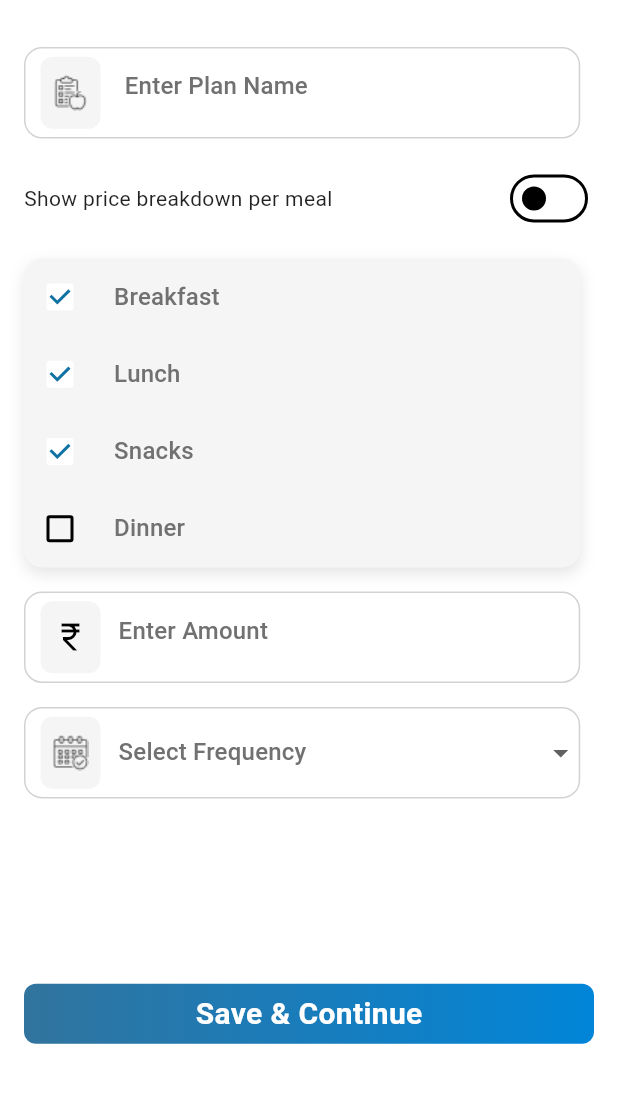
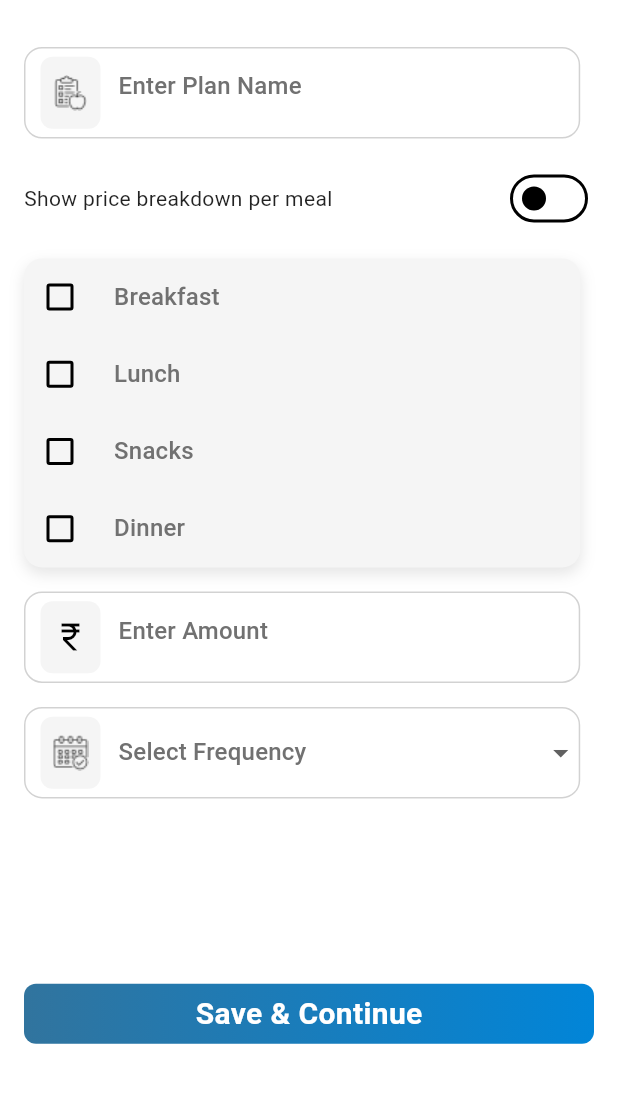
Before and after one commit to rutvikbangar/Food-Management, a Flutter app: the screen it shows after launch, after a tap on "Add Plan", on a phone screen of 412 x 824 dp, the part 61-1164 px from its top. Run offline on Flutter 3.47's test engine with Material 3 defaults, Android fonts, the phone set to English and light mode, and no system bars; our stand-ins replace flutter_mobx, mobx; generated files the repository leaves out were written again.

Commit message:
add plan completed, Meal_store created

```diff
--- a/lib/main.dart
+++ b/lib/main.dart
@@ -1,6 +1,7 @@
 import 'package:flutter/material.dart';
 import 'package:flutter_mobx/flutter_mobx.dart';
 import 'package:food_management/pages/my_plan.dart';
+import 'package:food_management/stores/meal_plan_store.dart';
 import 'package:food_management/stores/theme_store.dart';
 import 'package:food_management/theme/themedata.dart';
 import 'package:provider/provider.dart';
@@ -10,6 +11,7 @@ void main() {
     MultiProvider(
       providers: [
         Provider(create: (_) => ThemeStore()),
+        Provider<MealPlanStore>(create: (_) => MealPlanStore()),
       ],
       child: MyApp(),
     ),
--- a/lib/models/meal_model.dart
+++ b/lib/models/meal_model.dart
@@ -1,21 +1,21 @@
 
-//A basic mealitem present in breakfast,lunch,dinner etc
-class MealItem{
-  final String diet;
-  final String name;
-  MealItem({required this.diet,required this.name});
-
-  factory MealItem.fromJson(Map<String,dynamic> json){
-    return MealItem(diet: json['diet'], name: json['name']);
-  }
-
-  Map<String,dynamic> toJson() {
-    return {
-      'diet': diet,
-      'name': name,
-    };
-  }
-}
+// //A basic mealitem present in breakfast,lunch,dinner etc
+// class MealItem{
+//   final String diet;
+//   final String name;
+//   MealItem({required this.diet,required this.name});
+//
+//   factory MealItem.fromJson(Map<String,dynamic> json){
+//     return MealItem(diet: json['diet'], name: json['name']);
+//   }
+//
+//   Map<String,dynamic> toJson() {
+//     return {
+//       'diet': diet,
+//       'name': name,
+//     };
+//   }
+// }
 
 // Single meal item
 class Meal{
@@ -23,9 +23,9 @@ class Meal{
   final String type;
   final String startTime;
   final String endTime;
-  final List<MealItem>? items;
 
-  Meal({required this.id,required this.type,required this.startTime,required this.endTime, this.items});
+
+  Meal({required this.id,required this.type,required this.startTime,required this.endTime});
 
   factory Meal.fromJson(Map<String,dynamic> json){
     return Meal(
@@ -33,7 +33,6 @@ class Meal{
         type: json['type'],
         startTime: json['startTime'],
         endTime: json['endTime'],
-        items: (json['items'] as List).map((item) => MealItem.fromJson(item)).toList()
     );
   }
   Map<String, dynamic> toJson() {
@@ -42,7 +41,6 @@ class Meal{
       'type': type,
       'startTime': startTime,
       'endTime': endTime,
-      'items': items?.map((item) => item.toJson()).toList(),
     };
   }
 }
--- a/lib/models/plan_model.dart
+++ b/lib/models/plan_model.dart
@@ -1,6 +1,7 @@
-import 'package:food_management/models/meal_model.dart';
 
 // one plan contain different meals
+import 'meal_model.dart';
+
 class Plan{
   final int id;
   final String name;
--- a/lib/pages/add_plan.dart
+++ b/lib/pages/add_plan.dart
@@ -1,13 +1,57 @@
   import 'package:flutter/material.dart';
-import 'package:food_management/stores/theme_store.dart';
-import 'package:food_management/theme/themedata.dart';
+  import 'package:food_management/models/meal_model.dart';
+  import 'package:food_management/models/plan_model.dart';
+  import 'package:food_management/pages/my_plan.dart';
+  import 'package:food_management/services/api_service.dart';
+  import 'package:food_management/widgets/snackbar_widget.dart';
   import 'package:provider/provider.dart';
+  import '../stores/meal_plan_store.dart';
+  import '../stores/theme_store.dart';
+  import '../theme/themedata.dart';
 
+  class AddPlan extends StatefulWidget {
+    @override
+    _AddPlanState createState() => _AddPlanState();
+  }
 
-class AddPlan extends StatelessWidget {
-
+  class _AddPlanState extends State<AddPlan> {
+    final api = ApiLayer();
     final Color borderColor = Color(0xffA6A6A6);
     final Color _textColor = Color(0xff717171);
+    TextEditingController _planController = TextEditingController();
+    TextEditingController _amountController = TextEditingController();
+    FocusNode _planFocusNode = FocusNode();
+    FocusNode _amountFocusNode = FocusNode();
+    List<String> selectedMeals = [];
+    String? _selectedFrequency;
+
+    void _onMealChanged(String meal, bool? isChecked) {
+      setState(() {
+        if (isChecked == true) {
+
+          if (!selectedMeals.contains(meal)) {
+            selectedMeals.add(meal);
+          }
+        } else {
+          selectedMeals.remove(meal);
+        }
+      });
+    }
+
+    void _onFrequencyChanged(String? value) {
+      setState(() {
+        _selectedFrequency = value;
+      });
+  }
+    @override
+    void dispose() {
+
+      _planController.dispose();
+      _amountController.dispose();
+      _planFocusNode.dispose();
+      _amountFocusNode.dispose();
+      super.dispose();
+    }
 
     @override
     Widget build(BuildContext context) {
@@ -15,11 +59,12 @@ class AddPlan extends StatelessWidget {
       final theme = Theme.of(context);
       final height = MediaQuery.of(context).size.height;
       final width = MediaQuery.of(context).size.width;
+
       return Scaffold(
         backgroundColor: theme.primaryColor,
         appBar: AppBar(
           title: Text('Add Plan'),
-        backgroundColor: theme.primaryColor ,
+          backgroundColor: theme.primaryColor,
         ),
         body: SingleChildScrollView(
           child: Padding(
@@ -27,11 +72,12 @@ class AddPlan extends StatelessWidget {
             child: Column(
               crossAxisAlignment: CrossAxisAlignment.start,
               children: [
+
                 Container(
                   alignment: Alignment.center,
                   padding: EdgeInsets.only(left: 10),
-                width: width*0.90,
-                height: height*0.074,
+                  width: width * 0.90,
+                  height: height * 0.074,
                   decoration: BoxDecoration(
                     border: Border.all(
                       color: borderColor.withOpacity(0.5),
@@ -39,11 +85,12 @@ class AddPlan extends StatelessWidget {
                     ),
                     borderRadius: BorderRadius.circular(12),
                   ),
-
                   child: TextField(
+                    controller: _planController,
+                    focusNode: _planFocusNode,
                     decoration: InputDecoration(
-                  hintText: ' Enter Plan Name',
-                  hintStyle: theme.textTheme.titleMedium?.copyWith(color:_textColor ),
+                      hintText: 'Enter Plan Name',
+                      hintStyle: theme.textTheme.titleMedium?.copyWith(color: _textColor),
                       prefixIcon: Padding(
                         padding: const EdgeInsets.only(right: 8.0),
                         child: Container(
@@ -59,34 +106,30 @@ class AddPlan extends StatelessWidget {
                       ),
                       border: InputBorder.none,
                     ),
-              )
-
+                  ),
                 ),
                 SizedBox(height: 16),
                 Row(
                   mainAxisAlignment: MainAxisAlignment.spaceBetween,
                   children: [
-                  Text('Show price breakdown per meal',style: TextStyle(fontSize: 14,fontWeight: FontWeight.w400),),
-                  Switch(value: false, onChanged: (bool value){
-                    value = !value;
-                  })
+                    Text('Show price breakdown per meal', style: TextStyle(fontSize: 14, fontWeight: FontWeight.w400)),
+                    Switch(value: false, onChanged: (bool value) { value = !value; })
                   ],
                 ),
                 SizedBox(height: 16),
-
                 Container(
-                height: height*0.25,
-                width: width*0.90,
+                  height: height * 0.25,
+                  width: width * 0.90,
                   decoration: BoxDecoration(
-                    color: themeStore.isDarkMode? darkBluish : greyColor,
+                    color: themeStore.isDarkMode ? darkBluish : greyColor,
                     boxShadow: [
                       BoxShadow(
-                        color: themeStore.isDarkMode?Colors.white.withOpacity(0.1): Colors.black.withOpacity(0.1),
+                        color: themeStore.isDarkMode ? Colors.white.withOpacity(0.1) : Colors.black.withOpacity(0.1),
                         offset: Offset(0, 4),
                         blurRadius: 8,
                       ),
                     ],
-                borderRadius: BorderRadius.circular(12)
+                    borderRadius: BorderRadius.circular(12),
                   ),
                   child: Column(
                     mainAxisAlignment: MainAxisAlignment.spaceAround,
@@ -96,10 +139,14 @@ class AddPlan extends StatelessWidget {
                           Checkbox(
                               checkColor: textColor,
                               activeColor: Colors.white,
-                            value: true, onChanged: (bool? val){}),
-                        SizedBox(width: 12,),
-                        Text("Breakfast",style: theme.textTheme.titleMedium?.copyWith(color:_textColor ),),
+                              value: selectedMeals.contains("Breakfast"),
+                              onChanged: (bool? val) {
+                                _onMealChanged("Breakfast", val);
+                              }
 
+                          ),
+                          SizedBox(width: 12),
+                          Text("Breakfast", style: theme.textTheme.titleMedium?.copyWith(color: _textColor)),
                         ],
                       ),
                       Row(
@@ -107,10 +154,13 @@ class AddPlan extends StatelessWidget {
                           Checkbox(
                               checkColor: textColor,
                               activeColor: Colors.white,
-                            value: true, onChanged: (bool? val){}),
-                        SizedBox(width: 12,),
-                        Text("Lunch",style: theme.textTheme.titleMedium?.copyWith(color:_textColor ),),
-
+                              value: selectedMeals.contains("Lunch"),
+                              onChanged: (bool? val) {
+                                _onMealChanged("Lunch", val);
+                              }
+                          ),
+                          SizedBox(width: 12),
+                          Text("Lunch", style: theme.textTheme.titleMedium?.copyWith(color: _textColor)),
                         ],
                       ),
                       Row(
@@ -118,11 +168,13 @@ class AddPlan extends StatelessWidget {
                           Checkbox(
                               checkColor: textColor,
                               activeColor: Colors.white,
-
-                            value: true, onChanged: (bool? val){}),
-                        SizedBox(width: 12,),
-                        Text("Snacks",style: theme.textTheme.titleMedium?.copyWith(color:_textColor ),),
-
+                              value: selectedMeals.contains("Snacks"),
+                              onChanged: (bool? val) {
+                                _onMealChanged("Snacks", val);
+                              }
+                          ),
+                          SizedBox(width: 12),
+                          Text("Snacks", style: theme.textTheme.titleMedium?.copyWith(color: _textColor)),
                         ],
                       ),
                       Row(
@@ -130,35 +182,39 @@ class AddPlan extends StatelessWidget {
                           Checkbox(
                               checkColor: textColor,
                               activeColor: Colors.white,
-                            value: false, onChanged: (bool? val){}),
-                        SizedBox(width: 12,),
-                        Text("Dinner",style: theme.textTheme.titleMedium?.copyWith(color:_textColor ),),
-
+                              value: selectedMeals.contains("Dinner"),
+                              onChanged: (bool? val) {
+                                _onMealChanged("Dinner", val);
+                              }
+                          ),
+                          SizedBox(width: 12),
+                          Text("Dinner", style: theme.textTheme.titleMedium?.copyWith(color: _textColor)),
                         ],
                       ),
                     ],
                   ),
                 ),
                 SizedBox(height: 16),
+
                 Container(
                   alignment: Alignment.center,
                   padding: EdgeInsets.only(left: 10),
-                  width: width*0.90,
-                  height: height*0.074,
+                  width: width * 0.90,
+                  height: height * 0.074,
                   decoration: BoxDecoration(
-
                     border: Border.all(
                       color: borderColor.withOpacity(0.5),
                       width: 1.0,
                     ),
                     borderRadius: BorderRadius.circular(12),
                   ),
-
                   child: TextField(
+                    controller: _amountController,
+                    focusNode: _amountFocusNode,
                     keyboardType: TextInputType.number,
                     decoration: InputDecoration(
                       hintText: 'Enter Amount',
-                      hintStyle: theme.textTheme.titleMedium?.copyWith(color:_textColor ),
+                      hintStyle: theme.textTheme.titleMedium?.copyWith(color: _textColor),
                       prefixIcon: Padding(
                         padding: const EdgeInsets.only(right: 8.0),
                         child: Container(
@@ -174,9 +230,7 @@ class AddPlan extends StatelessWidget {
                       ),
                       border: InputBorder.none,
                     ),
-                  )
-
-
+                  ),
                 ),
                 SizedBox(height: 16),
                 Container(
@@ -219,27 +273,28 @@ class AddPlan extends StatelessWidget {
                       ),
                     ))
                         .toList(),
-                  onChanged: (String? value) {}, // Empty for now
+                    onChanged: _onFrequencyChanged,
                   ),
                 ),
-
-
-
-              //Spacer(),
-              SizedBox(height: height*0.15,),
-              Container(
+                SizedBox(height: height * 0.15),
+                GestureDetector(
+                  onTap: () async {
+                    if(_selectedFrequency == null )
+                      showSnackbar(context, Colors.red, "Select Frequency");
+                    save(selectedMeals, _planController.text!, _amountController.text!, _selectedFrequency!);
+                  },
+                  child: Container(
                     alignment: Alignment.center,
                     width: double.infinity,
                     height: 40,
                     decoration: BoxDecoration(
-                  gradient: LinearGradient(colors: [
-                    Color(0xff31749E),
-                    Color(0xff0185D8),
-
-                  ]),
-                  borderRadius: BorderRadius.circular(8)
+                        gradient: LinearGradient(colors: [Color(0xff31749E), Color(0xff0185D8)]),
+                        borderRadius: BorderRadius.circular(8)),
+                    child: Text(
+                      "Save & Continue",
+                      style: TextStyle(fontSize: 20, fontWeight: FontWeight.w700, color: Colors.white),
                     ),
-                child: Text("Save & Continue",style: TextStyle(fontSize: 20,fontWeight: FontWeight.w700,color: Colors.white),),
+                  ),
                 ),
               ],
             ),
@@ -247,4 +302,44 @@ class AddPlan extends StatelessWidget {
         ),
       );
     }
+    void save(List<String> selectedMeals, String plan, String amount, String frequency) async {
+      print("Selected Meals: $selectedMeals");
+      print("Plan: $plan");
+      print("Amount: $amount");
+      print("Frequency: $frequency");
+
+      if (selectedMeals.isEmpty || plan.isEmpty || amount.isEmpty || frequency.isEmpty) {
+        showSnackbar(context, Colors.red, "All fields required");
+      } else {
+        int intAmount = 0;
+        try {
+          intAmount = int.parse(amount);
+        } catch (e) {
+          showSnackbar(context, Colors.red, "Invalid amount entered");
+          return;
         }
+        int id = await api.getNextId();
+        Plan newPlan = Plan(
+          id: id,
+          name: plan,
+          frequency: frequency,
+          amount: intAmount,
+          meals: [
+            for (int i = 0; i < selectedMeals.length; i++)
+              Meal(id: i + 1, type: selectedMeals[i], startTime: "", endTime: ""),
+          ],
+        );
+
+        await api.addMealPlan(newPlan);
+
+        final store = Provider.of<MealPlanStore>(context, listen: false);
+        store.addPlan(newPlan);
+
+        showSnackbar(context, Colors.green, "Plan saved successfully!");
+        Navigator.pushReplacement(
+          context,
+          MaterialPageRoute(builder: (context) => MyPlan()),
+        );
+      }
+    }
+  }
--- a/lib/pages/dashboard.dart
+++ b/lib/pages/dashboard.dart
@@ -1,4 +1,5 @@
 import 'package:flutter/material.dart';
+import 'package:flutter_mobx/flutter_mobx.dart';
 import 'package:food_management/models/meal_model.dart';
 import 'package:food_management/models/plan_model.dart';
 import 'package:food_management/services/api_service.dart';
@@ -6,55 +7,62 @@ import 'package:food_management/stores/theme_store.dart';
 import 'package:food_management/theme/themedata.dart';
 import 'package:provider/provider.dart';
 
+import '../stores/meal_plan_store.dart';
+
 class Dashboard extends StatefulWidget {
-   Dashboard({super.key});
+  Dashboard({super.key});
 
   @override
   State<Dashboard> createState() => _DashboardState();
 }
 
 class _DashboardState extends State<Dashboard> {
-  final api = ApiLayer();
-  Future<MealPlans>? _mealPlans ;
+  bool _loading = true;
+
   @override
   void initState() {
-    // TODO: implement initState
-    _mealPlans =  api.fecthMealPlans();
     super.initState();
+    final store = Provider.of<MealPlanStore>(context, listen: false);
+    store.loadInitialPlans(ApiLayer()).then((_) {
+      setState(() {
+        _loading = false;
+      });
+    });
   }
+
   @override
   Widget build(BuildContext context) {
-    final theme = Theme.of(context);
-    final height = MediaQuery.of(context).size.height;
-    final width = MediaQuery.of(context).size.width;
-    return FutureBuilder(
-        future: _mealPlans,
-        builder: (context,snapshot){
-          if(snapshot.connectionState == ConnectionState.waiting){
-            return Center(child: CircularProgressIndicator(color: theme.colorScheme.secondary ),);
-          }
-          else if(!snapshot.hasData){
-            return Center(child: Text("No meal plan available"),);
-          }
-          else{
-              final mealplan = snapshot.data!;
-              return ListView.builder(
-                  itemCount: mealplan.plans.length,
-                  itemBuilder: (context,index){
-                    final currentplan = mealplan.plans[index];
-                    final currmealitem = currentplan.meals;
-                    int n = currmealitem.length ;
-                    return PlanTemplate(height: height, width: width, theme: theme, currentplan: currentplan, n: n, currmealitem: currmealitem);
-                  }
+    final store = Provider.of<MealPlanStore>(context);
 
-              );
-          }
+    return Observer(
+      builder: (_) {
+        if (_loading) {
+          return Center(child: CircularProgressIndicator(color: bluishColor ,));
         }
 
-
+        if (store.plans.isEmpty) {
+          return Center(child: Text("No meal plan available"));
+        } else {
+          return ListView.builder(
+            itemCount: store.plans.length,
+            itemBuilder: (context, index) {
+              final currentPlan = store.plans[index];
+              return PlanTemplate(
+                currentplan: currentPlan,
+                currmealitem: currentPlan.meals,
+                height: MediaQuery.of(context).size.height,
+                width: MediaQuery.of(context).size.width,
+                theme: Theme.of(context),
+                n: currentPlan.meals.length,
+              );
+            },
+          );
+        }
+      },
     );
   }
 }
+
 
 class PlanTemplate extends StatelessWidget {
   const PlanTemplate({
@@ -80,7 +88,8 @@ class PlanTemplate extends StatelessWidget {
     return Padding(
       padding: EdgeInsets.symmetric(vertical: height*0.0096,horizontal: width*0.055),
       child: Container(
-        height: height*0.185,
+
+        height: n<=2 ? height*0.15 : height*0.185,
         width: width*0.88,
         decoration: BoxDecoration(
           color: theme.primaryColor,
--- a/lib/services/api_service.dart
+++ b/lib/services/api_service.dart
@@ -1,16 +1,61 @@
 
 import 'dart:convert';
+import 'dart:io';
 import 'package:flutter/services.dart';
 import 'package:food_management/models/plan_model.dart';
+import 'package:path_provider/path_provider.dart';
+
+import '../models/plan_model.dart';
 
 
 class ApiLayer{
 
+  static const String assetPath = 'assets/data/sample_meal.json';
+
+    Future<File> _getLocalFile() async {
+      final directory = await getApplicationDocumentsDirectory();
+      final file = File('${directory.path}/sample_meal.json');
+      print("------- FILE PATH IS ------ ${file.path}");
+      return file;
+    }
+
+    Future<void> _initializeLocalFile() async {
+      final file = await _getLocalFile();
+      if (!await file.exists()) {
+        final dataString = await rootBundle.loadString(assetPath);
+        await file.writeAsString(dataString);
+      }
+    }
+
+
     Future<MealPlans> fecthMealPlans() async{
-      final String response = await rootBundle.loadString("assets/data/sample_meal.json");
+      await _initializeLocalFile();
+      final file = await _getLocalFile();
+      final String response = await file.readAsString();
       final Map<String,dynamic> json = jsonDecode(response);
       final MealPlans data = MealPlans.fromJson(json);
       return data;
     }
+    Future<int> getNextId() async {
+      await _initializeLocalFile();
+      final file = await _getLocalFile();
+      final String response = await file.readAsString();
+      final Map<String, dynamic> data = jsonDecode(response);
+
+
+      final int lastId = data['plans'].isNotEmpty ? data['plans'].last['id'] : 0;
+      return lastId + 1;
+  }
+  Future<void> addMealPlan(Plan newPlan) async {
+    await _initializeLocalFile();
+    final file = await _getLocalFile();
+
+    final String response = await file.readAsString();
+    final Map<String, dynamic> data = jsonDecode(response);
+    final List<dynamic> plans = data['plans'];
+    plans.add(newPlan.toJson());
+
+    await file.writeAsString(jsonEncode(data));
+  }
 
 }
--- /dev/null
+++ b/lib/stores/meal_plan_store.dart
@@ -0,0 +1,33 @@
+import 'package:mobx/mobx.dart';
+import '../models/plan_model.dart';
+import '../services/api_service.dart';
+
+part 'meal_plan_store.g.dart';
+
+class MealPlanStore = _MealPlanStore with _$MealPlanStore;
+
+abstract class _MealPlanStore with Store {
+  @observable
+  ObservableList<Plan> plans = ObservableList<Plan>();
+
+  @action
+  Future<void> loadInitialPlans(ApiLayer api) async {
+    try {
+      final MealPlans mealPlans = await api.fecthMealPlans();
+      if (mealPlans.plans == null || mealPlans.plans.isEmpty) {
+        print('NO MEAL PLAN IS AVAILABLE');
+        plans = ObservableList<Plan>();
+      } else {
+        plans = ObservableList.of(mealPlans.plans);
+      }
+    } catch (e) {
+      print("------------- ERROR IS ------------  ${e}");
+    }
+
+  }
+
+  @action
+  void addPlan(Plan plan) {
+    plans.add(plan);
+  }
+}
--- a/pubspec.yaml
+++ b/pubspec.yaml
@@ -37,6 +37,8 @@ dependencies:
   mobx: ^2.0.0
   flutter_mobx: ^2.0.0
   provider:
+  path_provider:
+
 
 dev_dependencies:
   flutter_test:
```
Also changed, not shown: assets/data/sample_meal.json (+5 -56 lines), lib/widgets/snackbar_widget.dart (added, +8 -0 lines), lib/stores/meal_plan_store.g.dart (added), pubspec.lock, 5 other files. Lines whose indentation alone changed are shown as unchanged.
